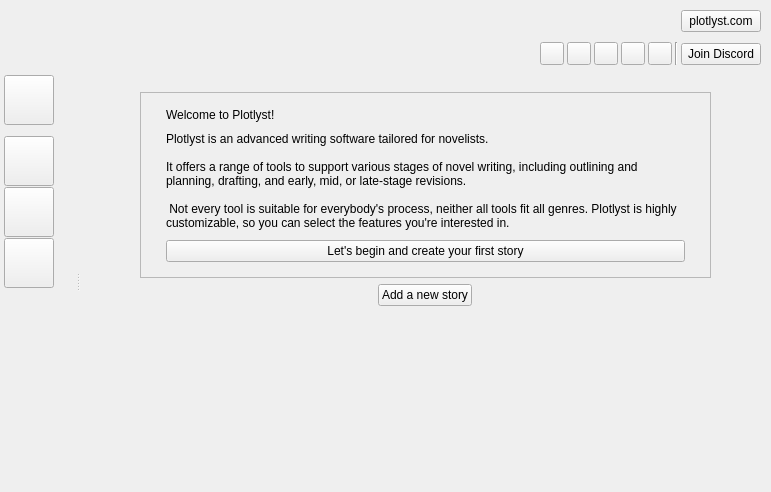
The window that ui/home_view.ui (zkovari/plotlyst) describes before a commit, drawn with Qt 5.
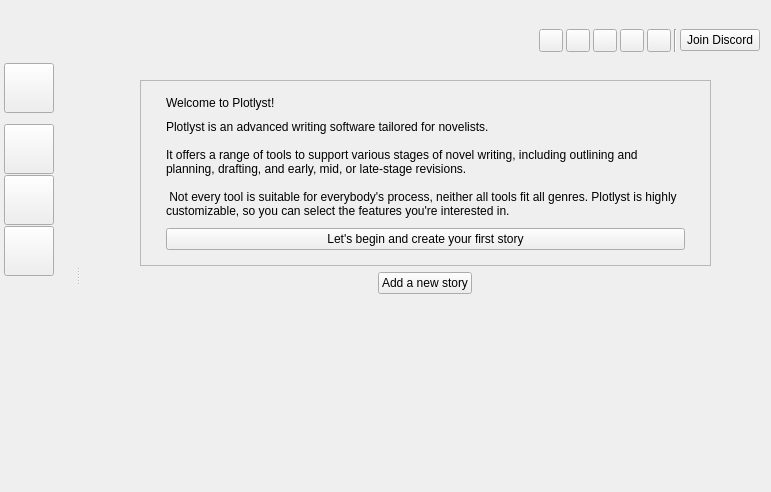
The same window after the commit.

Commit message: Make banner clickable

```diff
--- a/ui/home_view.ui
+++ b/ui/home_view.ui
@@ -58,44 +58,26 @@
       </property>
       <item>
        <widget class="QLabel" name="lblBanner">
-        <property name="minimumSize">
-         <size>
-          <width>25</width>
-          <height>25</height>
-         </size>
-        </property>
         <property name="text">
          <string/>
         </property>
        </widget>
       </item>
-      <item>
-       <layout class="QVBoxLayout" name="verticalLayout_2">
-        <property name="spacing">
-         <number>0</number>
-        </property>
-        <property name="leftMargin">
-         <number>0</number>
-        </property>
-        <property name="rightMargin">
-         <number>0</number>
-        </property>
-        <property name="bottomMargin">
-         <number>0</number>
-        </property>
         <item alignment="Qt::AlignRight">
-         <widget class="QPushButton" name="btnWebsite">
-          <property name="cursor">
-           <cursorShape>PointingHandCursor</cursorShape>
-          </property>
-          <property name="text">
-           <string>plotlyst.com</string>
-          </property>
-          <property name="transparent" stdset="0">
-           <bool>true</bool>
-          </property>
-         </widget>
-        </item>
+       <widget class="QWidget" name="" native="true">
+        <layout class="QVBoxLayout" name="verticalLayout_2">
+         <property name="spacing">
+          <number>0</number>
+         </property>
+         <property name="leftMargin">
+          <number>1</number>
+         </property>
+         <property name="rightMargin">
+          <number>1</number>
+         </property>
+         <property name="bottomMargin">
+          <number>1</number>
+         </property>
         <item>
          <spacer name="verticalSpacer_4">
           <property name="orientation">
@@ -217,7 +199,7 @@
              </property>
             </widget>
            </item>
-           <item alignment="Qt::AlignBottom">
+            <item>
             <widget class="QPushButton" name="btnJoinDiscord">
              <property name="cursor">
               <cursorShape>PointingHandCursor</cursorShape>
@@ -234,6 +216,7 @@
          </widget>
         </item>
        </layout>
+       </widget>
       </item>
      </layout>
     </widget>
```
Lines whose indentation alone changed are shown as unchanged. The commit also changes 1 other file.
